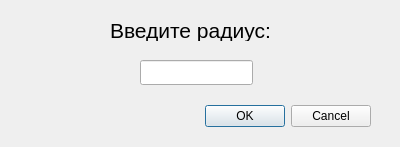
ahahaharu/OAiP_Labs, file Lab1/Task2/hexagondialog.ui: the form before one commit.
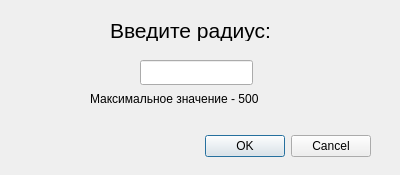
The form after the commit.

```diff
--- a/Lab1/Task2/hexagondialog.ui
+++ b/Lab1/Task2/hexagondialog.ui
@@ -7,7 +7,7 @@
     <x>0</x>
     <y>0</y>
     <width>400</width>
-    <height>147</height>
+    <height>175</height>
    </rect>
   </property>
   <property name="windowTitle">
@@ -17,7 +17,7 @@
    <property name="geometry">
     <rect>
      <x>30</x>
-     <y>100</y>
+     <y>130</y>
      <width>341</width>
      <height>32</height>
     </rect>
@@ -57,6 +57,19 @@
     </rect>
    </property>
   </widget>
+  <widget class="QLabel" name="label_2">
+   <property name="geometry">
+    <rect>
+     <x>90</x>
+     <y>90</y>
+     <width>221</width>
+     <height>17</height>
+    </rect>
+   </property>
+   <property name="text">
+    <string>Максимальное значение - 500</string>
+   </property>
+  </widget>
  </widget>
  <resources/>
  <connections>
```
